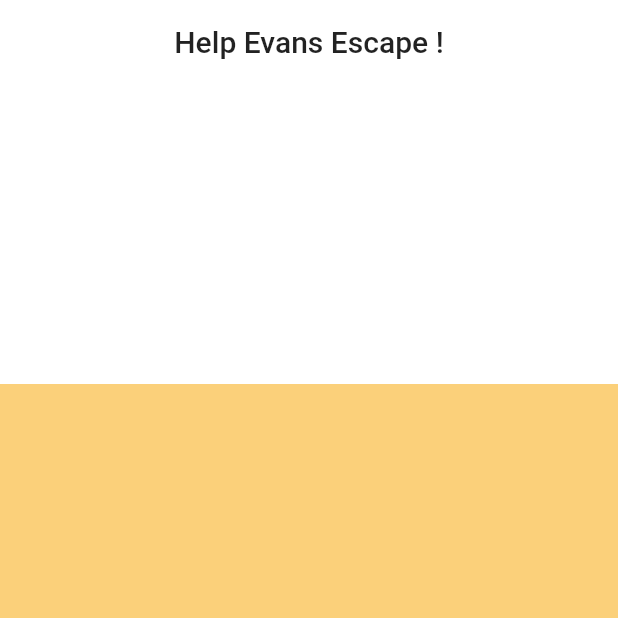
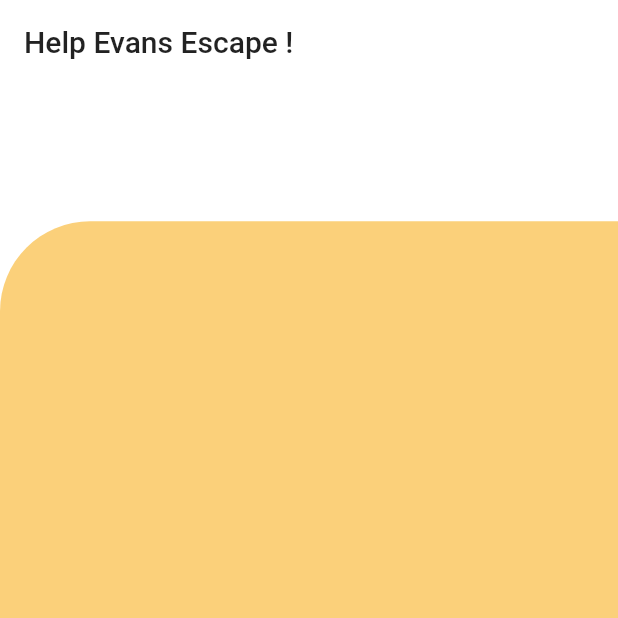
Before and after one commit to parzuko/HelpEvansEscape, a Flutter app: the screen it shows after launch, on a phone screen of 412 x 824 dp, the top half of it. Run offline on Flutter 3.47's test engine with Material 2 defaults, Android fonts, the phone set to English and light mode, and no system bars.

Commit message:
Add Container of correct size

```diff
--- a/help_evans_escape/lib/screens/home_screen.dart
+++ b/help_evans_escape/lib/screens/home_screen.dart
@@ -9,6 +9,9 @@ class HomeScreen extends StatefulWidget {
 class _HomeScreenState extends State<HomeScreen> {
   @override
   Widget build(BuildContext context) {
+    final double screenHeight = MediaQuery.of(context).size.height;
+    final double screenWidth = MediaQuery.of(context).size.width;
+    final double topPadding = (screenHeight / 9);
     return Scaffold(
       appBar: AppBar(
         backgroundColor: Palette.scaffold,
@@ -16,13 +19,20 @@ class _HomeScreenState extends State<HomeScreen> {
         title: Text(
           "Help Evans Escape !",
         ),
-        centerTitle: true,
       ),
-      body: Padding(
-        padding: const EdgeInsets.fromLTRB(0, 200, 0, 0),
+      body: Container(
+        padding: EdgeInsets.fromLTRB(0, topPadding, 0, 0),
+        width: screenWidth,
+        height: screenHeight,
+        color: Colors.transparent,
         child: Container(
-          height: 800,
-          color: Palette.iconBack,
+          decoration: BoxDecoration(
+            color: Palette.iconBack,
+            borderRadius: BorderRadius.only(
+              topLeft: const Radius.circular(60.0),
+              //topRight: const Radius.circular(40.0),
+            ),
+          ),
         ),
       ),
     );
```
